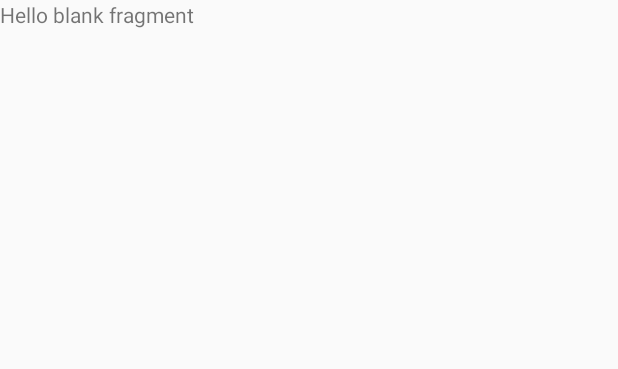
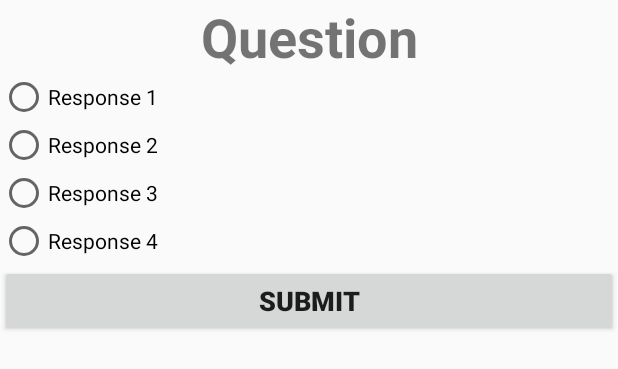
Before and after one commit to NegativeRainbow/quizdroid, an Android app: the layout fragment_question.xml on its own in the app's theme, with its tools: preview values and no code run, on a phone screen of 412 x 824 dp. Shown: the top 369 px of the screen. Run offline under Robolectric (Android 15) with nearby library versions, the phone set to English and light mode, and no system bars.

Commit message:
App functions now, completed through part 3

```diff
--- a/app/src/main/java/edu/washington/danishb/quizdroid/QuizActivity.java
+++ b/app/src/main/java/edu/washington/danishb/quizdroid/QuizActivity.java
@@ -15,6 +15,8 @@ public class QuizActivity extends AppCompatActivity {
         setContentView(R.layout.activity_quiz);
         application = (QuizApp) getApplication();
         application.currentQuestion = 0;
+        application.correctResponses = 0;
+        application.lastResponse = -1;
         TextView topicView = (TextView) findViewById(R.id.current_topic_view);
         topicView.setText(application.currentTopic.topic);
 
--- a/app/src/main/java/edu/washington/danishb/quizdroid/QuizApp.java
+++ b/app/src/main/java/edu/washington/danishb/quizdroid/QuizApp.java
@@ -11,6 +11,8 @@ public class QuizApp extends Application {
     TopicRepository topics;
     Topic currentTopic;
     int currentQuestion;
+    int correctResponses;
+    int lastResponse;
 
     @Override
     public void onCreate() {
--- a/app/src/main/java/edu/washington/danishb/quizdroid/TopicOverviewFragment.java
+++ b/app/src/main/java/edu/washington/danishb/quizdroid/TopicOverviewFragment.java
@@ -30,7 +30,8 @@ public class TopicOverviewFragment extends Fragment {
     @Override
     public View onCreateView(LayoutInflater inflater, ViewGroup container,
                              Bundle savedInstanceState) {
-        return inflater.inflate(R.layout.fragment_question, container, false);
+        // Inflate the layout for this fragment
+        return inflater.inflate(R.layout.fragment_topic_overview, container, false);
     }
 
     @Override
--- a/app/src/main/java/edu/washington/danishb/quizdroid/TopicRepository.java
+++ b/app/src/main/java/edu/washington/danishb/quizdroid/TopicRepository.java
@@ -43,7 +43,7 @@ public class TopicRepository {
                 "Batman", "Superman", "Doomsday", "Dr. Doom", 3);
         marvelQuestions[2] = new Question("Whens", "Marvel", "Mahvel", "The next comic coming out",
                 "The next Avengers movie", 1);
-        Topic marvel = new Topic("Marvel Super Heroes", "Basic Marvel Questions", "I don't know much" +
+        Topic marvel = new Topic("Marvel Super Heroes", "Basic Marvel Questions", "I don't know much " +
                 "about Marvel, so these are super basic questions on Marvel.", physicsQuestions);
         topics.put("Marvel Super Heroes", marvel);
     }
--- a/app/src/main/res/layout/fragment_question.xml
+++ b/app/src/main/res/layout/fragment_question.xml
@@ -1,13 +1,76 @@
-<FrameLayout xmlns:android="http://schemas.android.com/apk/res/android"
+<RelativeLayout xmlns:android="http://schemas.android.com/apk/res/android"
     xmlns:tools="http://schemas.android.com/tools"
     android:layout_width="match_parent"
     android:layout_height="match_parent"
     tools:context="edu.washington.danishb.quizdroid.QuestionFragment">
 
     <!-- TODO: Update blank fragment layout -->
+
     <TextView
+        android:text="Question"
         android:layout_width="match_parent"
-        android:layout_height="match_parent"
-        android:text="@string/hello_blank_fragment" />
+        android:layout_height="wrap_content"
+        android:layout_alignParentTop="true"
+        android:layout_centerHorizontal="true"
+        android:id="@+id/question_view"
+        android:textAlignment="center"
+        android:textStyle="normal|bold"
+        android:textSize="36sp" />
 
-</FrameLayout>
+    <RadioGroup
+        android:layout_width="wrap_content"
+        android:layout_height="wrap_content"
+        android:id="@+id/response_group"
+        android:layout_below="@+id/question_view">
+    <RadioButton
+        android:text="Response 1"
+        android:layout_width="wrap_content"
+        android:layout_height="wrap_content"
+        android:layout_alignParentLeft="true"
+        android:layout_alignParentStart="true"
+        android:id="@+id/response1"
+        android:layout_alignParentRight="true"
+        android:layout_alignParentEnd="true" />
+
+    <RadioButton
+        android:text="Response 2"
+        android:layout_width="wrap_content"
+        android:layout_height="wrap_content"
+        android:layout_alignParentLeft="true"
+        android:layout_alignParentStart="true"
+        android:id="@+id/response2"
+        android:layout_alignParentRight="true"
+        android:layout_alignParentEnd="true" />
+
+    <RadioButton
+        android:text="Response 3"
+        android:layout_width="wrap_content"
+        android:layout_height="wrap_content"
+        android:layout_alignParentLeft="true"
+        android:layout_alignParentStart="true"
+        android:id="@+id/response3"
+        android:layout_alignParentRight="true"
+        android:layout_alignParentEnd="true" />
+
+    <RadioButton
+        android:text="Response 4"
+        android:layout_width="wrap_content"
+        android:layout_height="wrap_content"
+        android:layout_alignParentLeft="true"
+        android:layout_alignParentStart="true"
+        android:id="@+id/response4"
+        android:layout_alignParentRight="true"
+        android:layout_alignParentEnd="true" />
+    </RadioGroup>
+
+    <Button
+        android:text="Submit"
+        android:layout_width="match_parent"
+        android:layout_height="wrap_content"
+        android:layout_below="@+id/response_group"
+        android:layout_alignParentLeft="true"
+        android:layout_alignParentStart="true"
+        android:id="@+id/submit_button"
+        android:textSize="18sp"
+        android:textStyle="normal|bold" />
+</RelativeLayout>
```
Also changed, not shown: app/src/main/java/edu/washington/danishb/quizdroid/AnswerFragment.java (+42 -77 lines), app/src/main/java/edu/washington/danishb/quizdroid/QuestionFragment.java (+49 -75 lines), app/src/main/res/layout/fragment_answer.xml (+53 -4 lines).
